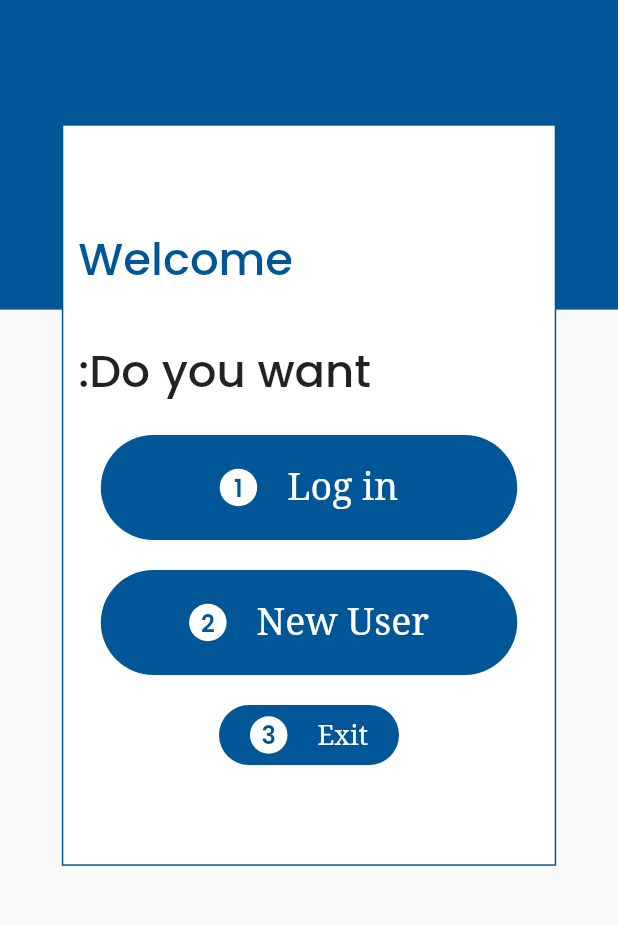
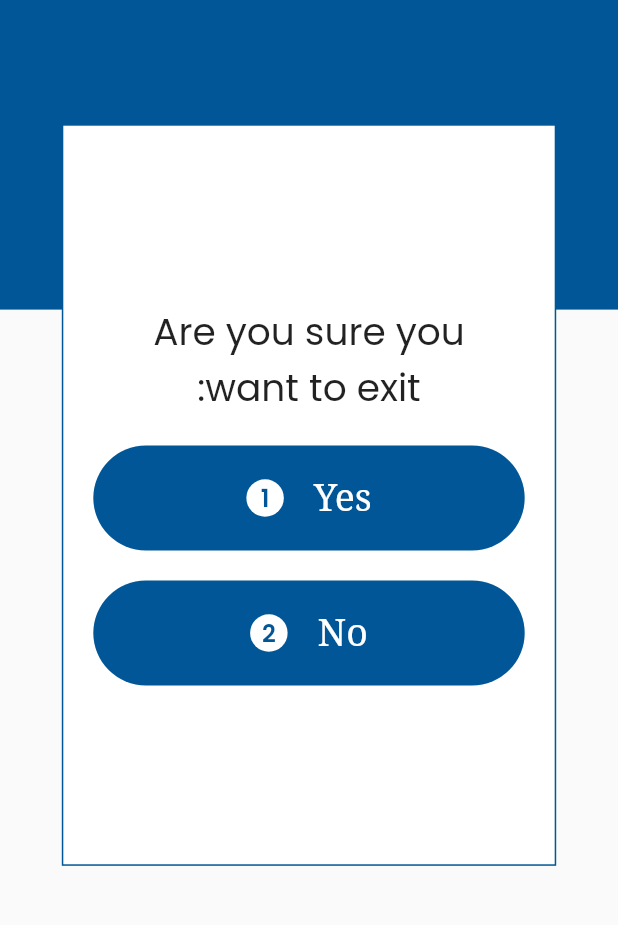
Before and after one commit to Shahzad-Official/ara_smart_app, a Flutter app: the screen it shows after launch, after a tap on an icon or button, on a phone screen of 412 x 824 dp, the part 123-1048 px from its top. Run offline on Flutter 3.47's test engine with Material 2 defaults, Android fonts, the light colour scheme and no system bars; our stand-ins replace flutter_spinkit, flutter_svg, get, google_fonts, speech_to_text.

Commit message:
Exit Screen done

```diff
--- /dev/null
+++ b/lib/views/register_screens/if_exit.dart
@@ -0,0 +1,63 @@
+import 'package:ara_smart_app/constants/app_colors.dart';
+import 'package:ara_smart_app/widgets/app_button.dart';
+import 'package:ara_smart_app/widgets/app_text.dart';
+import 'package:ara_smart_app/widgets/background_screen.dart';
+import 'package:flutter/material.dart';
+
+class ExitScreen extends StatelessWidget {
+  const ExitScreen({Key? key}) : super(key: key);
+
+  @override
+  Widget build(BuildContext context) {
+    return ColoredBox(
+      color: AppColors.primaryColor,
+      child: SafeArea(
+        child: Scaffold(
+          body: BackgroundScreen(
+            child: Padding(
+              padding: const EdgeInsets.only(left: 20.0, right: 20),
+              child: Column(
+                mainAxisAlignment: MainAxisAlignment.center,
+                children: [
+                  AppText(
+                    text: "Are you sure you \n:want to exit",
+                    textAlign: TextAlign.center,
+                    fontSize: 25,
+                  ),
+                  SizedBox(
+                    height: 20,
+                  ),
+                  InkWell(
+                    onTap: () {},
+                    child: CustomButton(
+                      text: "Yes",
+                      num: "1",
+                      height: 70,
+                      fontSize: 25,
+                      color: Colors.white,
+                      width: MediaQuery.of(context).size.width,
+                    ),
+                  ),
+                  SizedBox(
+                    height: 20,
+                  ),
+                  InkWell(
+                    onTap: () {},
+                    child: CustomButton(
+                      text: "No",
+                      num: "2",
+                      height: 70,
+                      fontSize: 25,
+                      color: Colors.white,
+                      width: MediaQuery.of(context).size.width,
+                    ),
+                  ),
+                ],
+              ),
+            ),
+          ),
+        ),
+      ),
+    );
+  }
+}
--- a/lib/views/register_screens/login.dart
+++ b/lib/views/register_screens/login.dart
@@ -1,9 +1,11 @@
 import 'package:flutter/material.dart';
+import 'package:get/get.dart';
 
 import '../../constants/app_colors.dart';
 import '../../widgets/app_button.dart';
 import '../../widgets/app_text.dart';
 import '../../widgets/background_screen.dart';
+import 'if_exit.dart';
 
 class Login extends StatelessWidget {
   const Login({Key? key}) : super(key: key);
@@ -90,7 +92,9 @@ class Login extends StatelessWidget {
                           height: 20,
                         ),
                         InkWell(
-                          onTap: () {},
+                          onTap: () {
+                            Get.to(ExitScreen());
+                          },
                           child: CustomButton(
                             text: "Exit",
                             num: "3",
--- a/lib/widgets/app_text.dart
+++ b/lib/widgets/app_text.dart
@@ -5,11 +5,13 @@ class AppText extends StatelessWidget {
   final String text;
   final double? fontSize;
   final Color? color;
+  final TextAlign? textAlign;
   final FontWeight? fontWeight;
   const AppText({
     Key? key,
     required this.text,
     this.color,
+    this.textAlign,
     this.fontSize,
     this.fontWeight,
   }) : super(key: key);
@@ -18,6 +20,7 @@ class AppText extends StatelessWidget {
   Widget build(BuildContext context) {
     return Text(
       text,
+      textAlign: textAlign,
       style: GoogleFonts.poppins(
         fontSize: fontSize,
         fontWeight: fontWeight,
```
